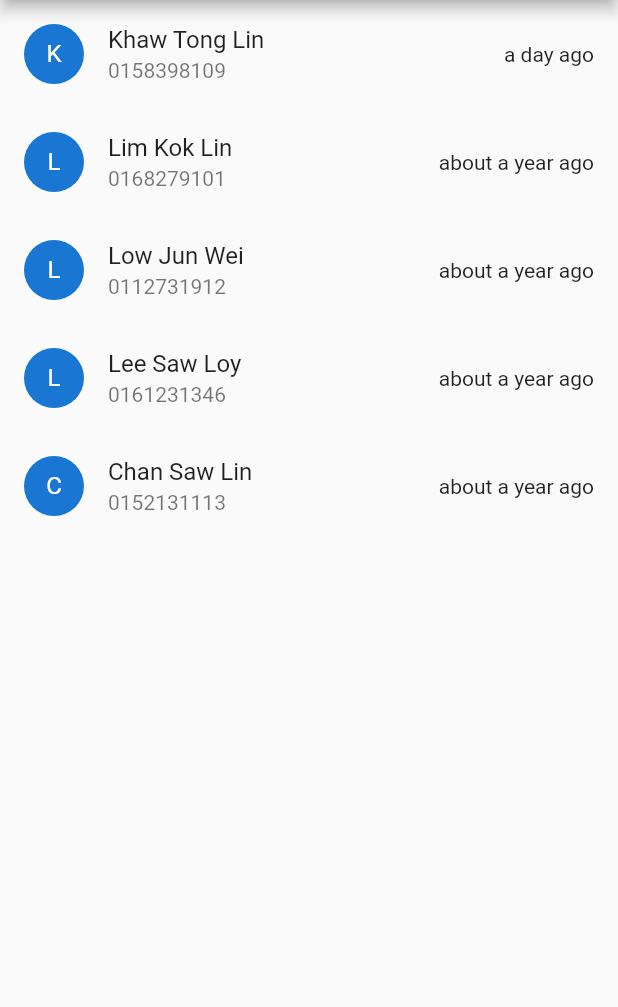
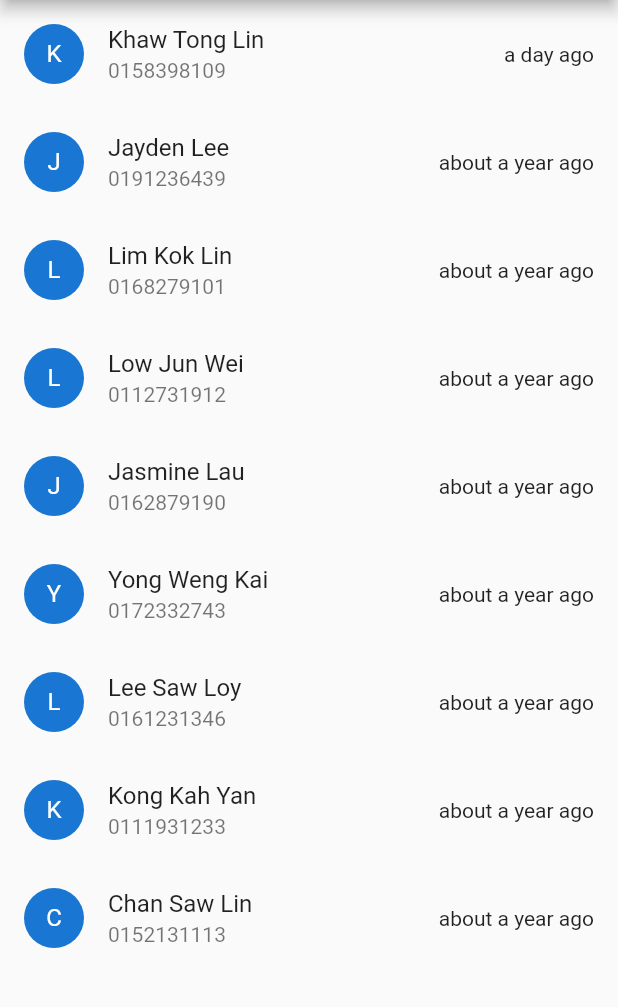
Before and after one commit to AnandLSB/contacts_list, a Flutter app: the screen it shows after launch, on a phone screen of 412 x 824 dp, the part 84-1091 px from its top. Run offline on Flutter 3.47's test engine with Material 2 defaults, Android fonts, the phone set to English and light mode, and no system bars; our stand-ins replace share_plus, timeago.

Commit message:
commit on Master

```diff
--- a/lib/main.dart
+++ b/lib/main.dart
@@ -1,6 +1,6 @@
 import 'package:flutter/material.dart';
-import 'package:timeago/timeago.dart' as timeago;
-import 'package:share_plus/share_plus.dart';
+import 'package:timeago/timeago.dart' as timeago; //timeago plugin
+import 'package:share_plus/share_plus.dart'; //share plus plugin
 
 void main() {
   runApp(const MyApp());
@@ -21,6 +21,7 @@ share(BuildContext context, Map _contacts) {
 }
 
 class _MyAppState extends State<MyApp> {
+  //list of contacts
   final List<Map> _contacts = <Map>[
     {
       "user": "Chan Saw Lin",
@@ -47,10 +48,31 @@ class _MyAppState extends State<MyApp> {
       "phone": "0112731912",
       "check-in": "2020-08-15 13:00:05",
     },
+    {
+      "user": "Yong Weng Kai",
+      "phone": "0172332743",
+      "check-in": "2020-07-31 18:10:11",
+    },
+    {
+      "user": "Jayden Lee",
+      "phone": "0191236439",
+      "check-in": "2020-08-22 08:10:38",
+    },
+    {
+      "user": "Kong Kah Yan",
+      "phone": "0111931233",
+      "check-in": "2020-07-11 12:00:00",
+    },
+    {
+      "user": "Jasmine Lau",
+      "phone": "0162879190",
+      "check-in": "2020-08-01 12:10:05",
+    },
   ];
 
   @override
   Widget build(BuildContext context) {
+    //sorting contacts by check-in time
     _contacts.sort((a, b) {
       return DateTime.parse(b["check-in"])
           .compareTo(DateTime.parse(a["check-in"]));
```
